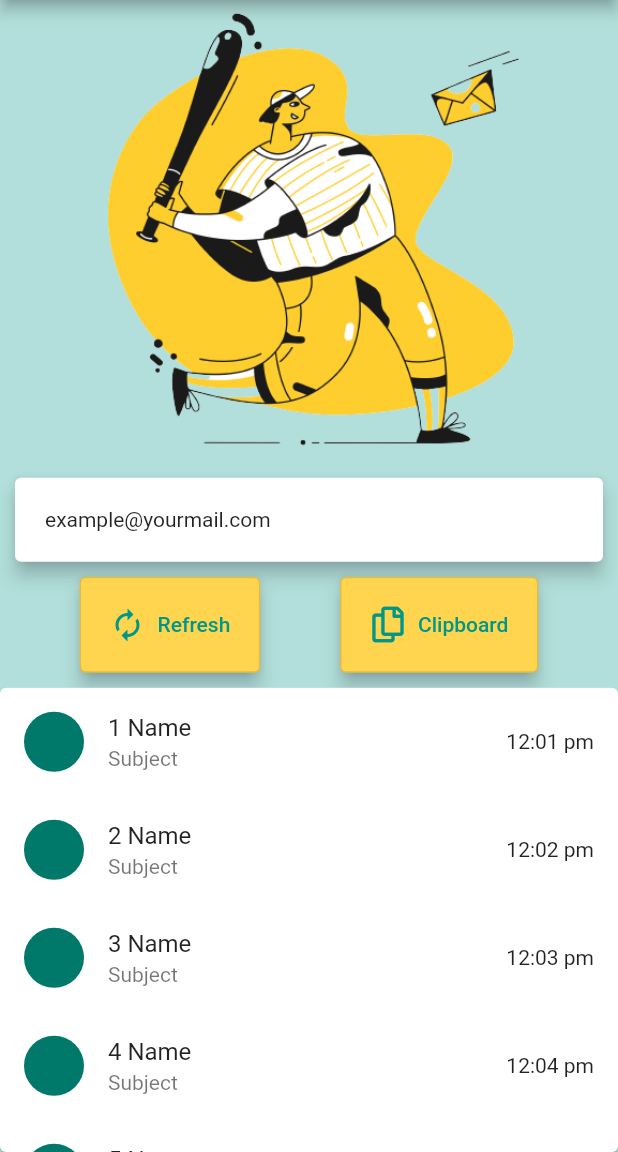
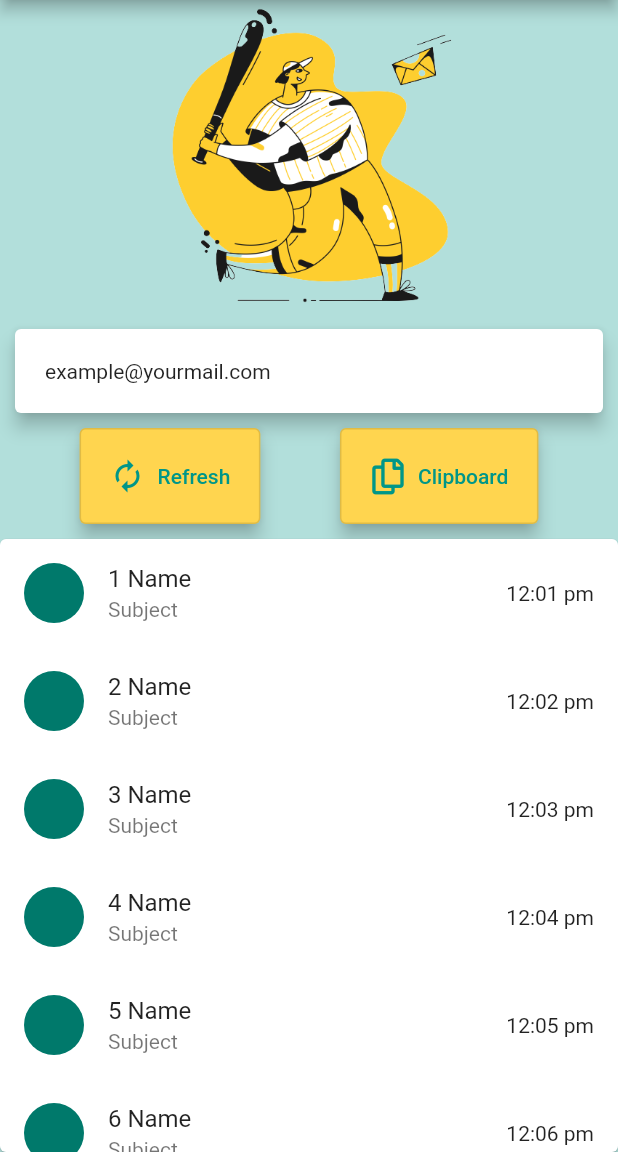
Before and after one commit to amanxnanda/temper_mail, a Flutter app: the screen it shows after launch, on a phone screen of 412 x 824 dp, the part 84-1236 px from its top. Run offline on Flutter 3.47's test engine with Material 2 defaults, Android fonts, the phone set to English and light mode, and no system bars; our stand-ins replace font_awesome_flutter.

Commit message:
changed layout

```diff
--- a/lib/screen/home_page.dart
+++ b/lib/screen/home_page.dart
@@ -30,7 +30,7 @@ class _HomePageState extends State<HomePage> {
       body: Column(
         crossAxisAlignment: CrossAxisAlignment.stretch,
         children: [
-          Image.asset('assets/img.png'),
+          Expanded(child: Image.asset('assets/img.png')),
           Card(
             elevation: 5.0,
             margin: EdgeInsets.all(10),
@@ -72,6 +72,7 @@ class _HomePageState extends State<HomePage> {
             ],
           ),
           Expanded(
+            flex: 2,
             child: Card(
               margin: EdgeInsets.only(top: 10.0),
               child: ListView(
```
